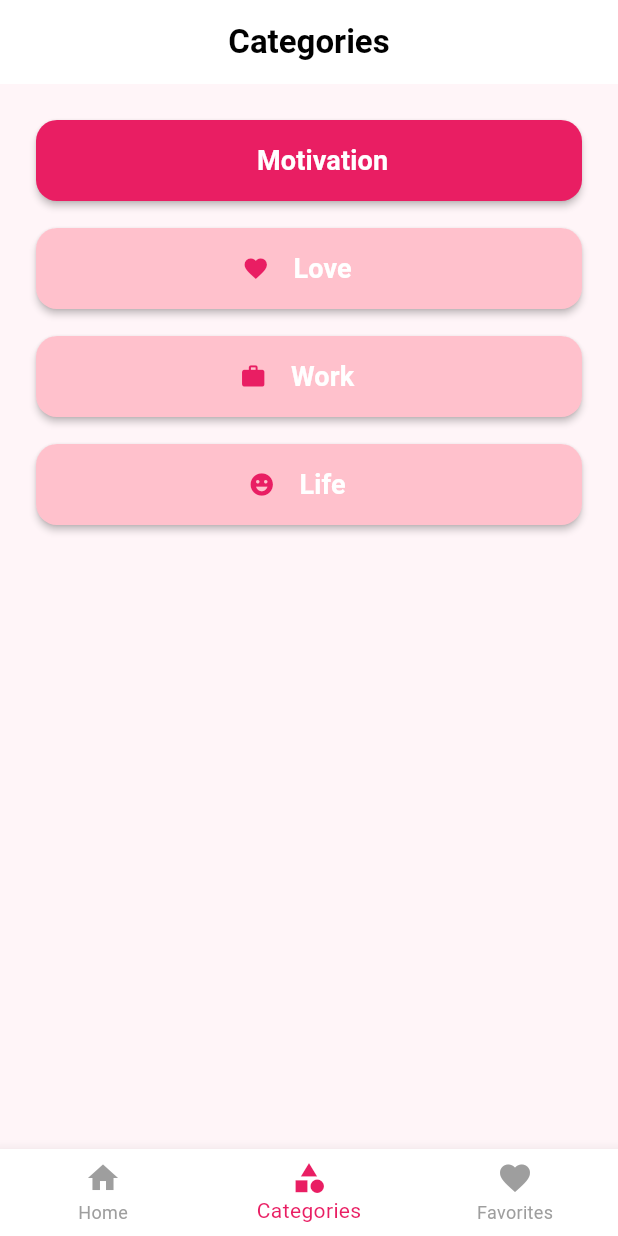
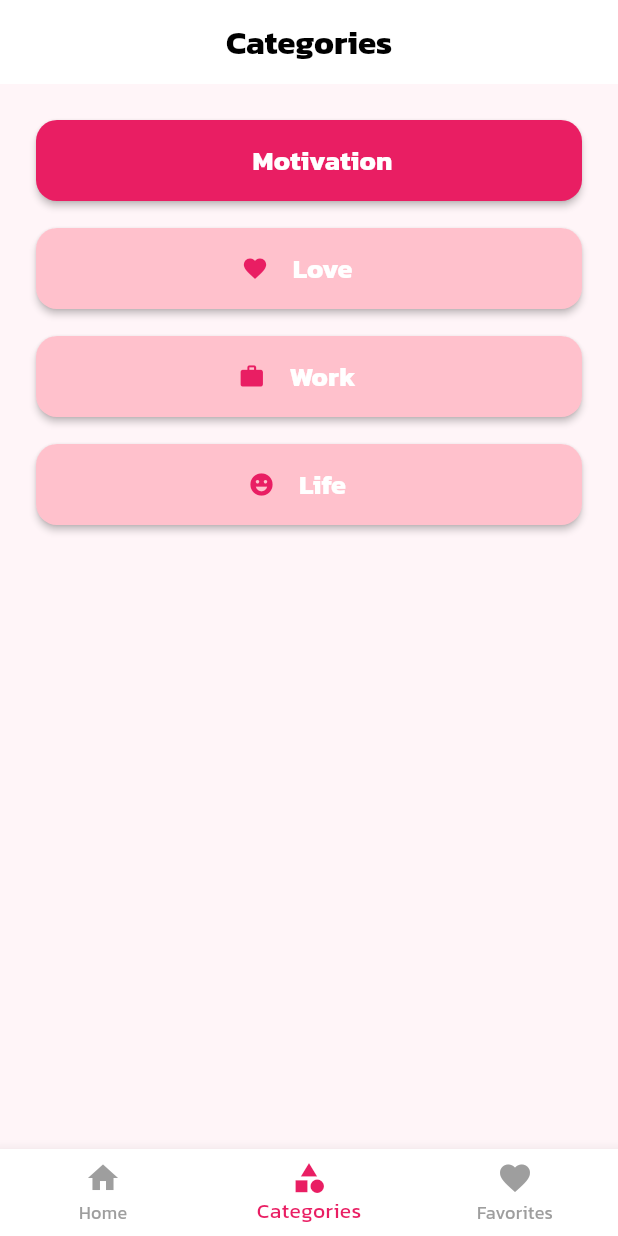
Before and after one commit to SSmikey/Flutter_Daily_Quote, a Flutter app: the screen it shows after launch, item 2 of the bottom bar chosen, on a phone screen of 412 x 824 dp. Run offline on Flutter 3.47's test engine with Material 3 defaults, Android fonts, the phone set to English and light mode, and no system bars; our stand-ins replace share_plus, shared_preferences; network calls fail.

Commit message:
Add Kanit font

```diff
--- a/lib/main.dart
+++ b/lib/main.dart
@@ -21,6 +21,7 @@ class QuoteApp extends StatelessWidget {
     return ThemeData(
       brightness: Brightness.light,
       primarySwatch: Colors.pink,
+      fontFamily: 'Kanit',
       scaffoldBackgroundColor: const Color(0xFFFFF5F8),
       appBarTheme: const AppBarTheme(
         backgroundColor: Colors.white,
@@ -48,6 +49,7 @@ class QuoteApp extends StatelessWidget {
     return ThemeData(
       brightness: Brightness.dark,
       primarySwatch: Colors.pink,
+      fontFamily: 'Kanit',
       scaffoldBackgroundColor: const Color(0xFF18181A),
       appBarTheme: const AppBarTheme(
         backgroundColor: Color(0xFF23232B),
```
Also changed, not shown: pubspec.yaml (+11 -0 lines), assets/fonts/Kanit-Bold.ttf (added), assets/fonts/Kanit-BoldItalic.ttf (added), assets/fonts/Kanit-Italic.ttf (added), assets/fonts/Kanit-Regular.ttf (added).
